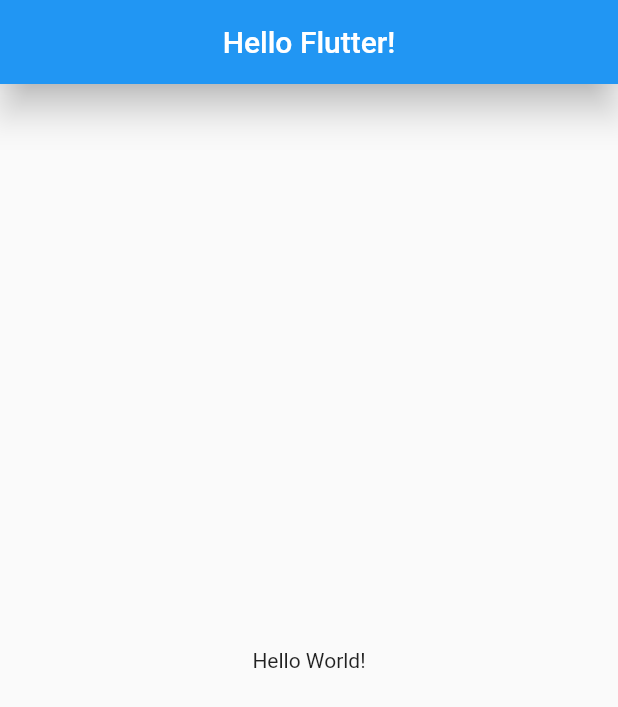
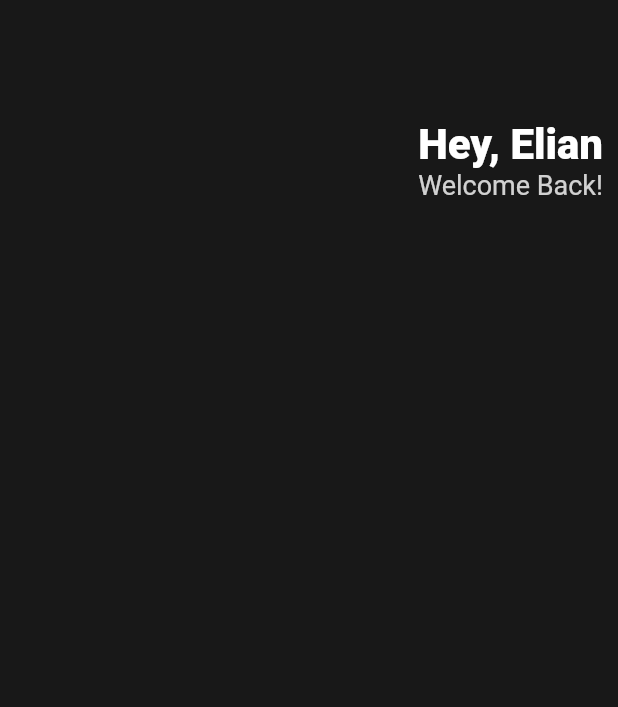
Before and after one commit to elian118/toonflix, a Flutter app: the screen it shows after launch, on a phone screen of 412 x 824 dp. Shown: the top 707 px of the screen. Run offline on Flutter 3.47's test engine with Material 2 defaults, Android fonts, the phone set to English and light mode, and no system bars.

Commit message:
3.0 Header

```diff
--- a/lib/main.dart
+++ b/lib/main.dart
@@ -11,14 +11,40 @@ class App extends StatelessWidget {
   Widget build(BuildContext context) {
     return MaterialApp(
       home: Scaffold(
-        appBar: AppBar(
-          centerTitle: true,
-          elevation: 10,
-          title: Text('Hello Flutter!'),
-        ),
-        body: Center(
-          child: Text('Hello World!'),
-        ),
+        backgroundColor: Color(0xFF181818), // 16진수 색상 설정
+        body: Padding(
+          padding: EdgeInsets.symmetric(horizontal: 10), // 수평 오프셋 10 지정
+          child: Column(
+            children: [
+              SizedBox(height: 80),
+              Row(
+                mainAxisAlignment: MainAxisAlignment.end,
+                children: [
+                  Column(
+                    crossAxisAlignment: CrossAxisAlignment.end,
+                    children: [
+                      Text(
+                          'Hey, Elian',
+                          style: TextStyle(
+                            color: Colors.white,
+                            fontSize: 28,
+                            fontWeight: FontWeight.w800,
+                          )
+                      ),
+                      Text(
+                        'Welcome Back!',
+                        style: TextStyle(
+                          color: Colors.white.withOpacity(0.8),
+                          fontSize: 18,
+                        ),
+                      ),
+                    ],
+                  )
+                ],
+              )
+            ],
+          ),
+        )
       ),
     ); // 디자인 시스템 선택: MaterialApp -> android, CupertinoApp -> iOS. 플러터는 같은 구글에서 만든 MaterialApp 호환도가 더 높고 안정적이다.
   }
```
